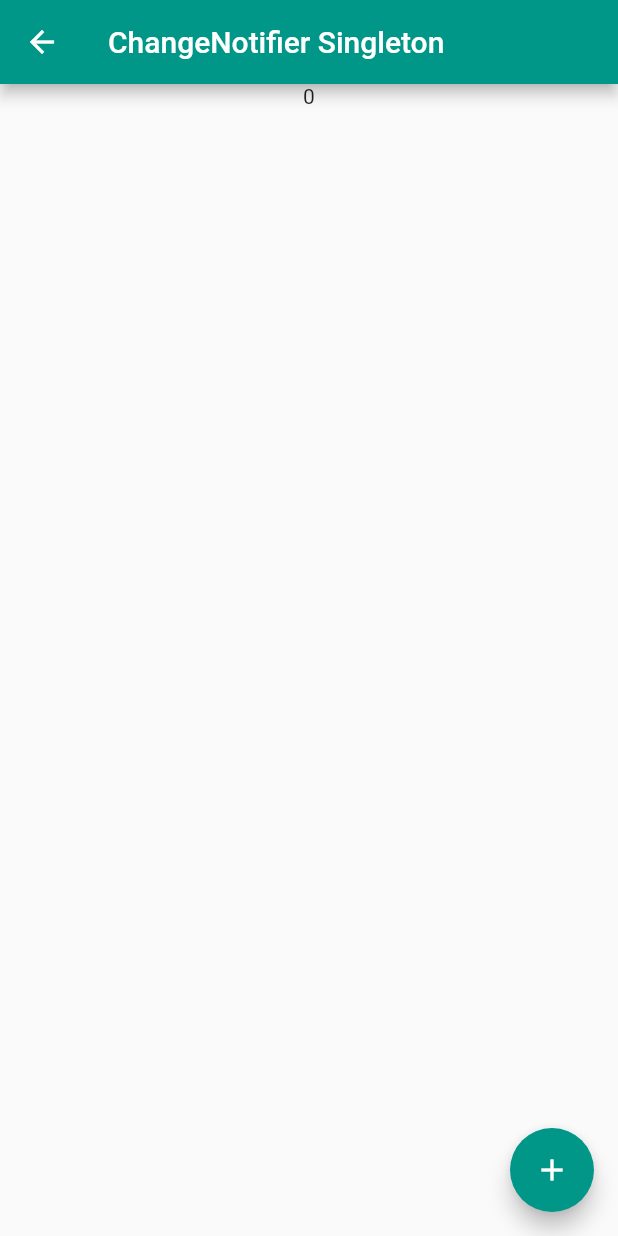
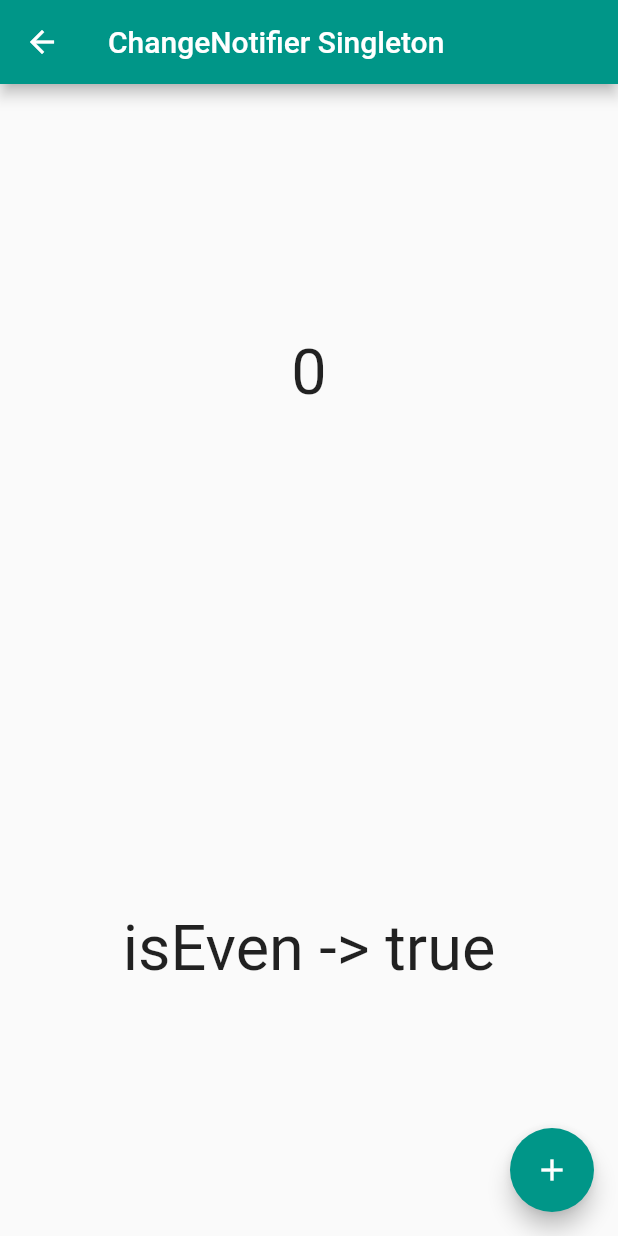
Before and after one commit to raveesh-me/state_management_experiments, a Flutter app: the screen it shows after launch, on a phone screen of 412 x 824 dp. Run offline on Flutter 3.47's test engine with Material 2 defaults, Android fonts, the phone set to English and light mode, and no system bars; our stand-ins replace rxdart.

Commit message:
changenotifier singleton working

```diff
--- a/lib/screens/change_notifier/change_notifier_screen.dart
+++ b/lib/screens/change_notifier/change_notifier_screen.dart
@@ -21,13 +21,10 @@ class ChangeNotifierScreen extends StatelessWidget {
       ),
       body: Center(
         child: Column(
+          mainAxisAlignment: MainAxisAlignment.spaceAround,
           children: <Widget>[
-            Expanded(
-              child: CounterWidget(),
-            ),
-            Expanded(
-              child: IsEvenWidget(),
-            ),
+            CounterWidget(),
+            IsEvenWidget(),
           ],
         ),
       ),
--- a/lib/screens/change_notifier/counter_widget.dart
+++ b/lib/screens/change_notifier/counter_widget.dart
@@ -25,6 +25,9 @@ class _CounterWidgetState extends State<CounterWidget> {
 
   @override
   Widget build(BuildContext context) {
-    return Text('${Counter().count}');
+    return Text(
+      '${Counter().count}',
+      textScaleFactor: 3,
+    );
   }
 }
--- a/lib/screens/change_notifier/is_even_widget.dart
+++ b/lib/screens/change_notifier/is_even_widget.dart
@@ -25,6 +25,9 @@ class _IsEvenWidgetState extends State<IsEvenWidget> {
 
   @override
   Widget build(BuildContext context) {
-    return Container();
+    return Text(
+      'isEven -> ${Counter().count % 2 == 0}',
+      textScaleFactor: 3,
+    );
   }
 }
--- a/lib/screens/rx_sorcery/rx_sorcery.dart
+++ b/lib/screens/rx_sorcery/rx_sorcery.dart
@@ -21,7 +21,7 @@ class RxSorcery {
   }
 
   dispose() {
-//    _subject.close();
+    _subject.close();
   }
 
   download() async {
```
